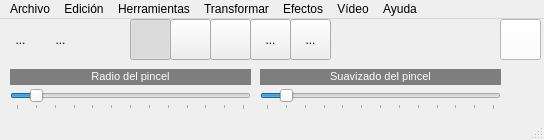
First picture: the form in mainwindow.ui, repository Daniumy/QFotoPaint4, before the edit.
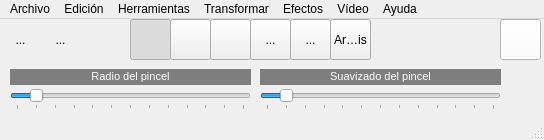
Second picture: the form after the edit. Icons and pictures are not drawn.

The edit to the form file:
```diff
--- a/mainwindow.ui
+++ b/mainwindow.ui
@@ -362,6 +362,25 @@
      <bool>true</bool>
     </property>
    </widget>
+   <widget class="QToolButton" name="toolButton_9">
+    <property name="geometry">
+     <rect>
+      <x>330</x>
+      <y>0</y>
+      <width>41</width>
+      <height>41</height>
+     </rect>
+    </property>
+    <property name="text">
+     <string>Arcoiris</string>
+    </property>
+    <property name="checkable">
+     <bool>true</bool>
+    </property>
+    <property name="autoExclusive">
+     <bool>true</bool>
+    </property>
+   </widget>
   </widget>
   <widget class="QMenuBar" name="menuBar">
    <property name="geometry">
```
Left out of the diff: 43 changed lines with no effect on the pictures.
